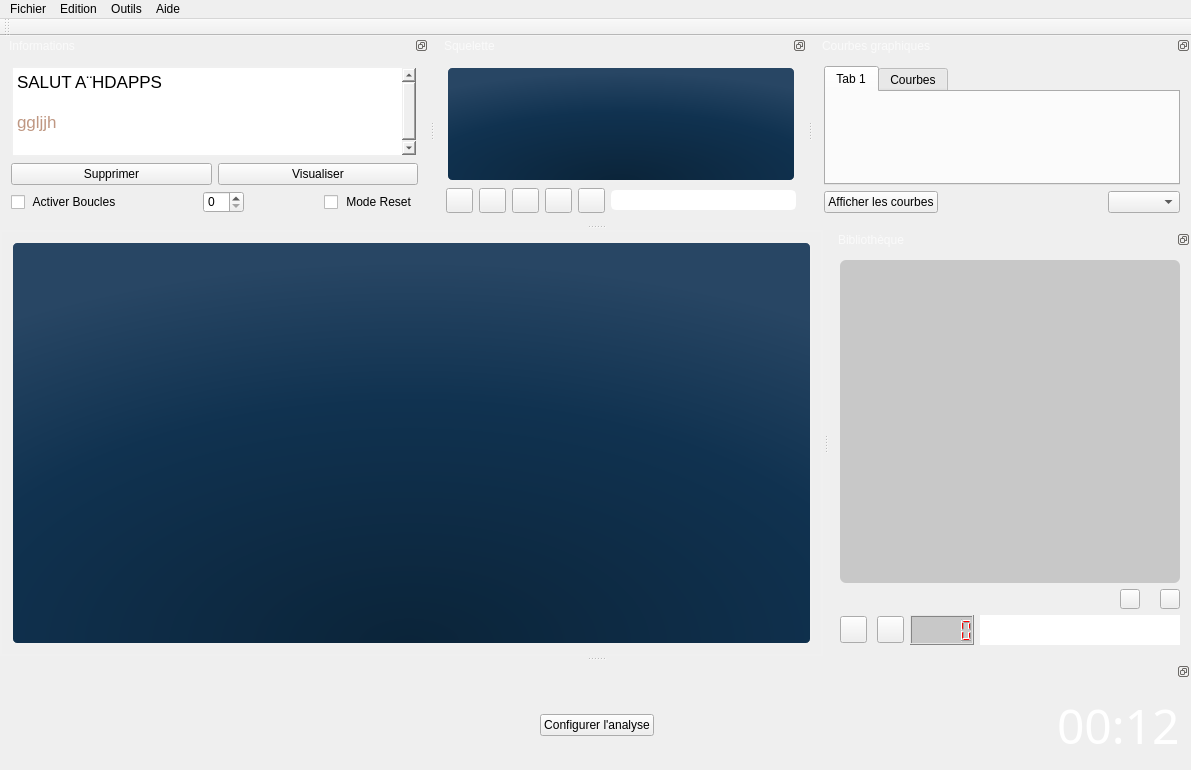
The window that mainwindow.ui (nicoctopus/octopus) describes before a commit, drawn with Qt 5.
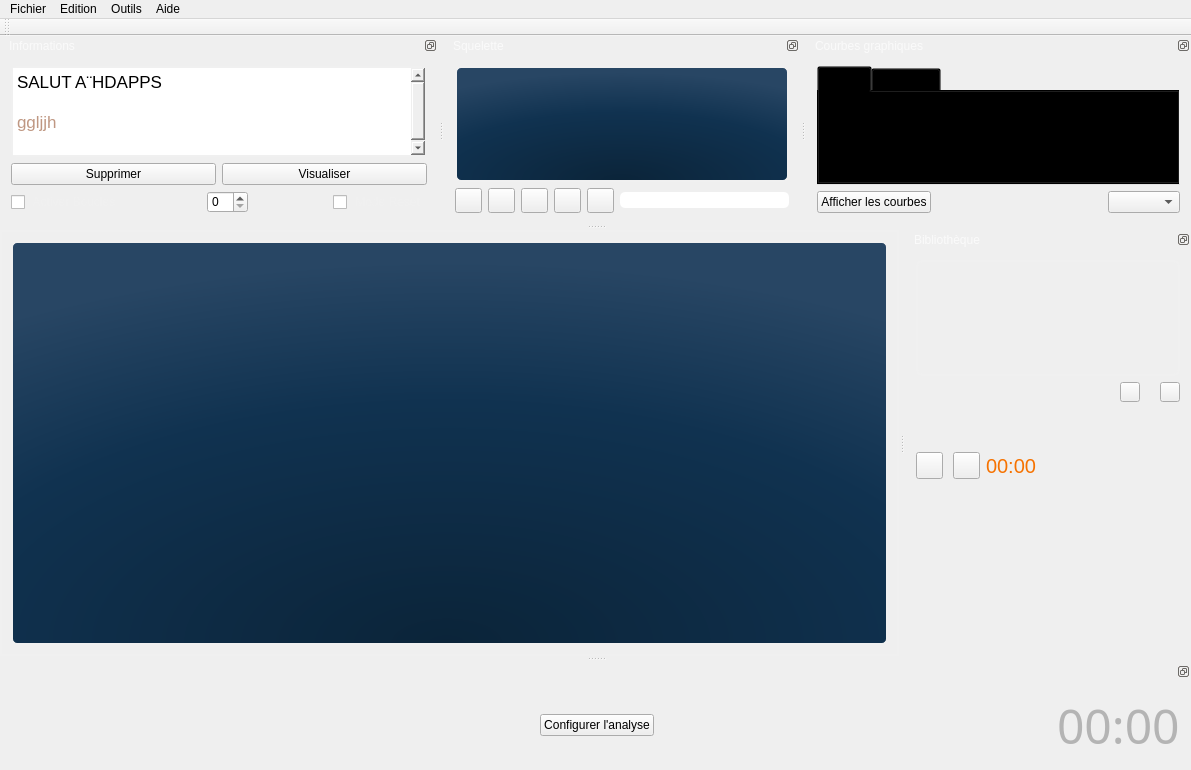
The same window after the commit. Icons and pictures are not drawn. Custom widgets are drawn as their Qt base class.

Diff of the .ui file:
```diff
--- a/mainwindow.ui
+++ b/mainwindow.ui
@@ -98,7 +98,7 @@
 
 }*/
 
-QLineEdit {
+/*QLineEdit {
 
 border: 2px solid white;
 
@@ -108,7 +108,7 @@
 
 selection-background-color: darkgray;
 
-}
+}*/
 
 /****************************************************************/
 
@@ -446,7 +446,7 @@
    </property>
    <property name="minimumSize">
     <size>
-     <width>272</width>
+     <width>286</width>
      <height>426</height>
     </size>
    </property>
@@ -473,7 +473,11 @@
      <item>
       <widget class="MyLeftTree" name="leftTree" native="true">
        <property name="styleSheet">
-        <string notr="true">background-color : rgb(200, 200, 200);
+        <string notr="true"> background-color: qlineargradient(x1: 0, y1: 0, x2: 0, y2: 1,
+                                       stop: 0 rgb(220,220,220), stop: 1 rgb(180,180,180));
+
+border: 2px solid; /* trait gris */
+border-color: rgb(240,240,240);
 border-radius: 6px;</string>
        </property>
       </widget>
@@ -597,38 +601,38 @@
         </layout>
        </item>
        <item>
-        <widget class="QLCDNumber" name="timerMusic">
-         <property name="styleSheet">
-          <string notr="true">
-
-
-
-
-font: 14pt &quot;Fengardo&quot;;</string>
+        <widget class="QLabel" name="timerMusic">
+         <property name="font">
+          <font>
+           <pointsize>15</pointsize>
+          </font>
          </property>
-        </widget>
-       </item>
-       <item>
-        <widget class="QTextBrowser" name="labelTitleSong">
-         <property name="sizePolicy">
-          <sizepolicy hsizetype="Preferred" vsizetype="Expanding">
-           <horstretch>0</horstretch>
-           <verstretch>0</verstretch>
-          </sizepolicy>
-         </property>
-         <property name="maximumSize">
-          <size>
-           <width>200</width>
-           <height>30</height>
-          </size>
-         </property>
          <property name="styleSheet">
-          <string notr="true">border-radius: 5px;</string>
+          <string notr="true">color: rgb(246,114,0);</string>
+         </property>
+         <property name="text">
+          <string>00:00</string>
          </property>
         </widget>
        </item>
       </layout>
      </item>
+     <item>
+      <widget class="QLabel" name="labelTitleSong">
+       <property name="maximumSize">
+        <size>
+         <width>250</width>
+         <height>16777215</height>
+        </size>
+       </property>
+       <property name="styleSheet">
+        <string notr="true">color: rgb(246,114,0);</string>
+       </property>
+       <property name="text">
+        <string/>
+       </property>
+      </widget>
+     </item>
     </layout>
    </widget>
   </widget>
@@ -711,6 +715,9 @@
        </property>
        <item>
         <widget class="QCheckBox" name="loopBox">
+         <property name="styleSheet">
+          <string notr="true">color:rgb(240,240,240);</string>
+         </property>
          <property name="text">
           <string> Activer Boucles</string>
          </property>
@@ -747,6 +754,9 @@
        </item>
        <item>
         <widget class="QCheckBox" name="resetBox">
+         <property name="styleSheet">
+          <string notr="true">color:rgb(240,240,240);</string>
+         </property>
          <property name="text">
           <string> Mode Reset</string>
          </property>
@@ -802,7 +812,7 @@
             <property name="styleSheet">
              <string notr="true">background:none;
 border:none;
-font-size: 20px;
+font-size: 11px;
 color:rgb(240,240,240);</string>
             </property>
             <property name="text">
@@ -969,6 +979,9 @@
      <height>155</height>
     </size>
    </property>
+   <property name="styleSheet">
+    <string notr="true"/>
+   </property>
    <property name="features">
     <set>QDockWidget::DockWidgetFloatable|QDockWidget::DockWidgetMovable</set>
    </property>
@@ -982,13 +995,19 @@
     <layout class="QVBoxLayout" name="verticalLayout_7">
      <item>
       <widget class="QTabWidget" name="tabWidget">
+       <property name="enabled">
+        <bool>true</bool>
+       </property>
        <property name="styleSheet">
-        <string notr="true"/>
+        <string notr="true">background-color : transparent;</string>
        </property>
        <property name="currentIndex">
         <number>0</number>
        </property>
        <widget class="QWidget" name="tab">
+        <property name="styleSheet">
+         <string notr="true"/>
+        </property>
         <attribute name="title">
          <string>Tab 1</string>
         </attribute>
@@ -1205,10 +1224,10 @@
           </font>
          </property>
          <property name="styleSheet">
-          <string notr="true">color:rgb(255,255,255);</string>
+          <string notr="true">color: qlineargradient(x1: 0, y1: 0, x2: 0, y2: 1, stop: 0 rgb(220,220,220), stop: 1 rgb(180,180,180));</string>
          </property>
          <property name="text">
-          <string>00:12</string>
+          <string>00:00</string>
          </property>
         </widget>
        </item>
```
Left out of the diff: 5 changed lines with no effect on the pictures.
